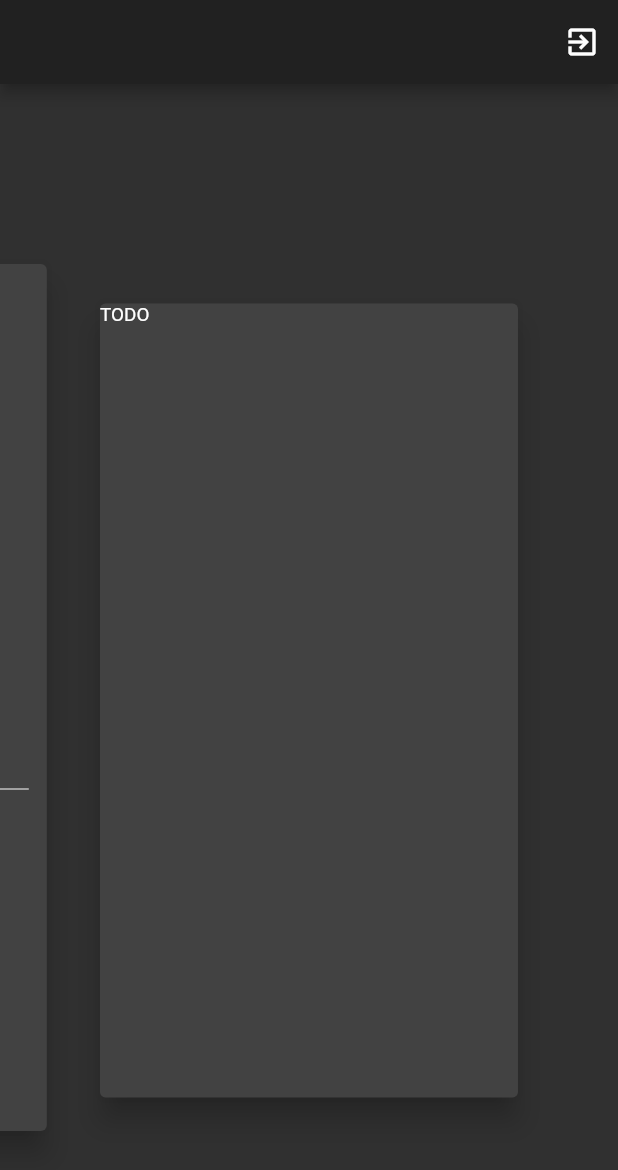
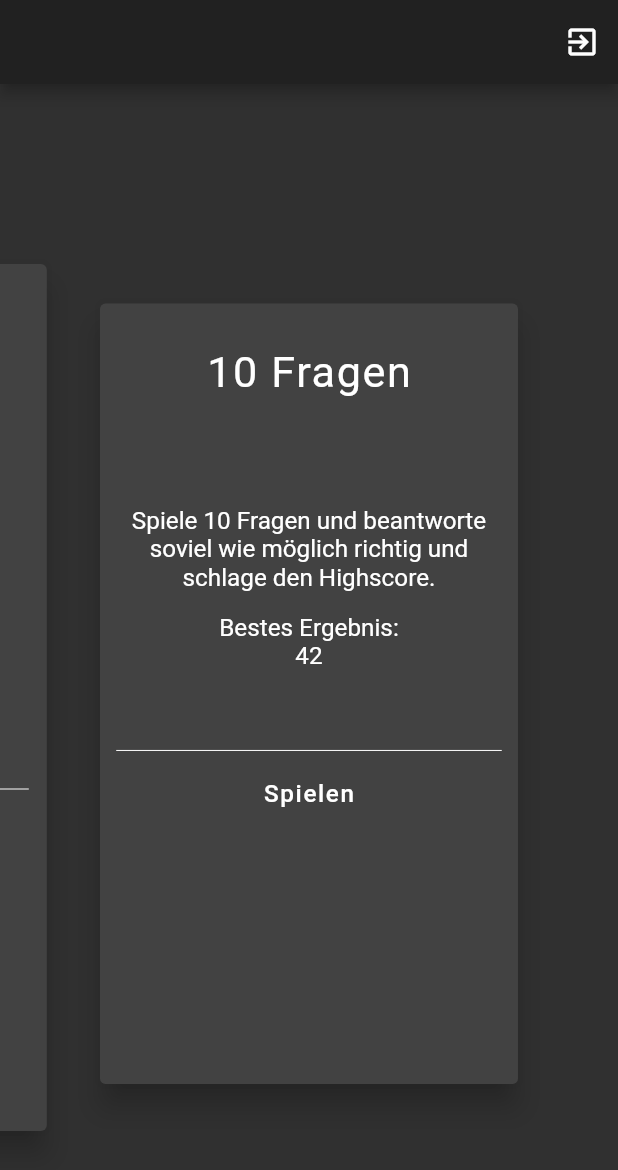
Before and after one commit to Marcel-Geirhos/quiz_match, a Flutter app: the GameSelectionPage screen opened directly, swiped to page 2, on a phone screen of 412 x 824 dp. Shown: the top 1170 px of the screen. Run offline on Flutter 3.47's test engine with Material 2 defaults, Android fonts, the phone set to English and light mode, and no system bars; our stand-ins replace auto_size_text, cloud_firestore, email_validator, firebase_auth, flutter_swiper, progress_dialog; accounts and stored records are empty.

Commit message:
Spielsteuerung weiterentwickelt
- Spielsteurung weiterentwickelt indem die bisher platzierten Ergebnisse nochmals in der Ergebnisliste beliebig ausgewählt und verschoben werden können.
- Zweiten Spielmodus im Startbildschirm auswählbar gemacht.

```diff
--- a/lib/userInterface/gameSelectionPage.dart
+++ b/lib/userInterface/gameSelectionPage.dart
@@ -47,11 +47,9 @@ class _GameSelectionPageState extends State<GameSelectionPage> {
     if (index == 0) {
       return classicSPCard();
     } else if (index == 1) {
-      return Card(
-        elevation: 8.0,
-        margin: EdgeInsets.fromLTRB(10, 120, 10, 60),
-        child: Text('TODO'),
-      );
+      return questionSPCard();
+    } else if (index == 2) {
+      // TODO weitere Spielmodi implementieren.
     }
   }
 
@@ -98,6 +96,49 @@ class _GameSelectionPageState extends State<GameSelectionPage> {
     );
   }
 
+  Widget questionSPCard() {
+    return Card(
+      elevation: 8.0,
+      margin: EdgeInsets.fromLTRB(10, 120, 10, 70),
+      child: Padding(
+        padding: const EdgeInsets.symmetric(vertical: 32.0, horizontal: 12.0),
+        child: Column(
+          children: <Widget>[
+            Text(
+              '10 Fragen',
+              style: TextStyle(fontSize: 32.0, letterSpacing: 1.2),
+            ),
+            Padding(
+              padding: const EdgeInsets.only(top: 80.0),
+              child: Text(
+                'Spiele 10 Fragen und beantworte soviel wie möglich richtig und schlage den Highscore.',
+                textAlign: TextAlign.center,
+                style: TextStyle(fontSize: 18.0),
+              ),
+            ),
+            Padding(
+              padding: const EdgeInsets.only(top: 16.0, bottom: 52.0),
+              child: Text(
+                'Bestes Ergebnis:\n42',
+                textAlign: TextAlign.center,
+                style: TextStyle(fontSize: 18.0),
+              ),
+            ),
+            Divider(color: Colors.white),
+            FlatButton(
+              onPressed: () => Navigator.pushAndRemoveUntil(
+                  context, MaterialPageRoute(builder: (BuildContext context) => GamePage()), ModalRoute.withName('/')),
+              child: Text(
+                'Spielen',
+                style: TextStyle(fontSize: 18.0, letterSpacing: 1.2),
+              ),
+            ),
+          ],
+        ),
+      ),
+    );
+  }
+
   void signOut() async {
     await _auth.signOut();
     Navigator.pushAndRemoveUntil(
```
Also changed, not shown: lib/userInterface/gamePage.dart (+83 -28 lines).
